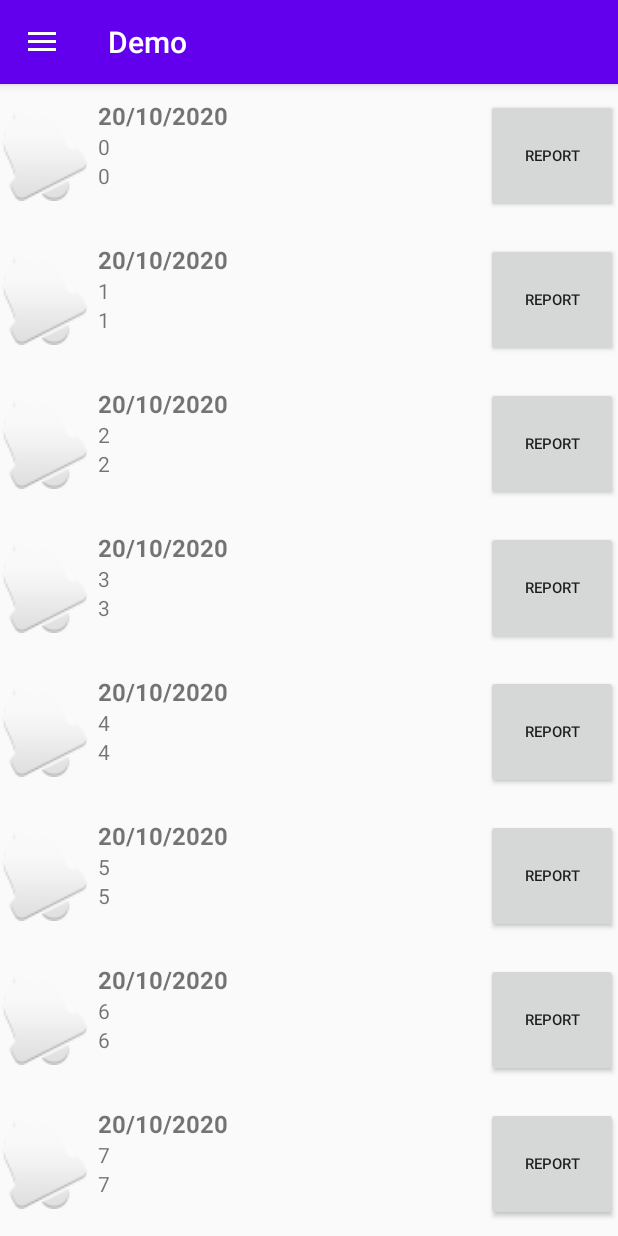
After one commit to ngdthanh2000/smart_food_court_system, an Android app: the fragment ReportFragment placed in its activity, on a phone screen of 412 x 824 dp. The commit adds this screen. Run offline under Robolectric (Android 15) with nearby library versions, the phone set to English and light mode, and no system bars; our stand-ins replace Firebase (no records; nobody signed in at launch, a user with empty details on screens opened directly).

Commit message:
Add UserInfo class, ReportFragment, and (temporary) Recycler View in ReportFragment
Add UserInfo class, ReportFragment, and (temporary) Recycler View in ReportFragment

```diff
--- a/Demo/app/build.gradle
+++ b/Demo/app/build.gradle
@@ -28,11 +28,15 @@ dependencies {
     implementation 'androidx.constraintlayout:constraintlayout:1.1.3'
     implementation 'com.google.firebase:firebase-analytics:17.4.3'
     implementation 'com.google.firebase:firebase-database:19.3.1'
-    implementation 'com.google.android.material:material:1.0.0-rc01'
+    implementation 'com.google.android.material:material:1.3.0-alpha01'
     implementation 'androidx.appcompat:appcompat:1.1.0'
     implementation 'androidx.recyclerview:recyclerview:1.1.0'
     implementation 'com.firebaseui:firebase-ui-database:4.2.1'
     implementation 'com.google.firebase:firebase-storage:19.1.1'
+    implementation 'androidx.appcompat:appcompat:1.0.0'
+    implementation 'androidx.recyclerview:recyclerview:1.0.0'
+    implementation 'com.google.android.material:material:1.0.0'
+    implementation 'com.google.android.material:material:1.1.0'
     testImplementation 'junit:junit:4.12'
     androidTestImplementation 'androidx.test.ext:junit:1.1.1'
     androidTestImplementation 'androidx.test.espresso:espresso-core:3.2.0'
--- /dev/null
+++ b/Demo/app/src/main/java/com/example/demo/DateObject.java
@@ -0,0 +1,37 @@
+package com.example.demo;
+
+public class DateObject {
+    private String date;
+    private int numberOfOrder;
+    private int revenue;
+
+    public DateObject(String date, int numberOfOrder, int revenue) {
+        this.date = date;
+        this.numberOfOrder = numberOfOrder;
+        this.revenue = revenue;
+    }
+
+    public int getNumberOfOrder() {
+        return numberOfOrder;
+    }
+
+    public int getRevenue() {
+        return revenue;
+    }
+
+    public String getDate() {
+        return date;
+    }
+
+    public void setDate(String date) {
+        this.date = date;
+    }
+
+    public void setNumberOfOrder(int numberOfOrder) {
+        this.numberOfOrder = numberOfOrder;
+    }
+
+    public void setRevenue(int revenue) {
+        this.revenue = revenue;
+    }
+}
--- a/Demo/app/src/main/java/com/example/demo/MainActivity.java
+++ b/Demo/app/src/main/java/com/example/demo/MainActivity.java
@@ -2,18 +2,30 @@ package com.example.demo;
 
 import androidx.appcompat.app.AppCompatActivity;
 
+import android.app.Activity;
+import android.app.SharedElementCallback;
 import android.content.Intent;
+import android.content.SharedPreferences;
 import android.os.Bundle;
 import android.view.View;
 import android.widget.Button;
 
+import java.util.ArrayList;
+import java.util.HashSet;
+import java.util.Set;
+
 public class MainActivity extends AppCompatActivity {
     Button btnSignIn;
+
+    private static final String SHARED_PREFS_NAME = "MY_SHARED_PREF";
+    ArrayList<DateObject> objects = new ArrayList<DateObject>();
+
 
     @Override
     protected void onCreate(Bundle savedInstanceState) {
         super.onCreate(savedInstanceState);
         setContentView(R.layout.activity_main);
+
         btnSignIn = (Button)findViewById(R.id.btnSignIn);
 
         btnSignIn.setOnClickListener(new View.OnClickListener() {
--- a/Demo/app/src/main/java/com/example/demo/MainUI.java
+++ b/Demo/app/src/main/java/com/example/demo/MainUI.java
@@ -54,6 +54,9 @@ public class MainUI extends AppCompatActivity implements  NavigationView.OnNavig
             case R.id.nav_staff:
                 getSupportFragmentManager().beginTransaction().replace(R.id.fragment_container, new StaffFragment()).commit();
                 break;
+            case R.id.nav_report:
+                getSupportFragmentManager().beginTransaction().replace(R.id.fragment_container, new ReportFragment()).commit();
+                break;
         }
         drawer.closeDrawer(GravityCompat.START);
         return true;
--- /dev/null
+++ b/Demo/app/src/main/java/com/example/demo/ObjectAdapter.java
@@ -0,0 +1,70 @@
+package com.example.demo;
+
+import android.content.Context;
+import android.view.LayoutInflater;
+import android.view.View;
+import android.view.ViewGroup;
+import android.widget.Button;
+import android.widget.TextView;
+
+import androidx.annotation.NonNull;
+import androidx.recyclerview.widget.RecyclerView;
+
+import java.util.List;
+
+public class ObjectAdapter extends RecyclerView.Adapter<ObjectAdapter.ViewHolder> {
+
+    public class ViewHolder extends RecyclerView.ViewHolder {
+        public TextView textViewDate;
+        public TextView textViewNumberOfOrder;
+        public TextView textViewRevenue;
+        public Button btnReport;
+        public ViewHolder(@NonNull View itemView) {
+            super(itemView);
+
+            textViewDate = (TextView) itemView.findViewById(R.id.textViewDate);
+            textViewNumberOfOrder = (TextView) itemView.findViewById(R.id.textViewNumberOfOrder);
+            textViewRevenue = (TextView) itemView.findViewById(R.id.textViewRevenue);
+            btnReport = (Button) itemView.findViewById(R.id.btnReport);
+        }
+    }
+
+    private List<DateObject> mObjects;
+
+    public ObjectAdapter(List<DateObject> objects) {
+        mObjects = objects;
+    }
+
+    @NonNull
+    @Override
+    public ObjectAdapter.ViewHolder onCreateViewHolder(@NonNull ViewGroup parent, int viewType) {
+        Context context = parent.getContext();
+        LayoutInflater inflater = LayoutInflater.from(context);
+
+        // Inflate the custom layout
+        View objectView = inflater.inflate(R.layout.recycler_item, parent, false);
+
+        // Return a new holder instance
+        ViewHolder viewHolder = new ViewHolder(objectView);
+        return viewHolder;
+    }
+
+    @Override
+    public void onBindViewHolder(@NonNull ObjectAdapter.ViewHolder holder, int position) {
+        DateObject object = mObjects.get(position);
+
+        // Set item views based on your views and data model
+        TextView textView = holder.textViewDate;
+        textView.setText(object.getDate());
+        TextView textView1 = holder.textViewNumberOfOrder;
+        textView1.setText(String.valueOf(object.getNumberOfOrder()));
+        TextView textView2 = holder.textViewRevenue;
+        textView2.setText(String.valueOf(object.getRevenue()));
+        Button button = holder.btnReport;
+    }
+
+    @Override
+    public int getItemCount() {
+        return mObjects.size();
+    }
+}
--- /dev/null
+++ b/Demo/app/src/main/java/com/example/demo/ReportFragment.java
@@ -0,0 +1,135 @@
+package com.example.demo;
+
+import android.content.Context;
+import android.os.Bundle;
+
+import androidx.annotation.NonNull;
+import androidx.fragment.app.Fragment;
+import androidx.recyclerview.widget.LinearLayoutManager;
+import androidx.recyclerview.widget.RecyclerView;
+
+import android.view.LayoutInflater;
+import android.view.View;
+import android.view.ViewGroup;
+import android.widget.LinearLayout;
+import android.widget.TextView;
+import android.widget.Toast;
+
+import com.firebase.ui.database.FirebaseRecyclerAdapter;
+import com.google.firebase.database.DataSnapshot;
+import com.google.firebase.database.DatabaseError;
+import com.google.firebase.database.DatabaseReference;
+import com.google.firebase.database.FirebaseDatabase;
+import com.google.firebase.database.ValueEventListener;
+
+import org.w3c.dom.Text;
+
+import java.sql.Timestamp;
+import java.text.DateFormat;
+import java.text.SimpleDateFormat;
+import java.util.ArrayList;
+import java.util.Date;
+import java.util.List;
+
+/**
+ * A simple {@link Fragment} subclass.
+ * Use the {@link ReportFragment#newInstance} factory method to
+ * create an instance of this fragment.
+ */
+public class ReportFragment extends Fragment {
+
+    // TODO: Rename parameter arguments, choose names that match
+    // the fragment initialization parameters, e.g. ARG_ITEM_NUMBER
+    private static final String ARG_PARAM1 = "param1";
+    private static final String ARG_PARAM2 = "param2";
+
+    // TODO: Rename and change types of parameters
+    private String mParam1;
+    private String mParam2;
+
+    public ReportFragment() {
+        // Required empty public constructor
+    }
+
+    /**
+     * Use this factory method to create a new instance of
+     * this fragment using the provided parameters.
+     *
+     * @param param1 Parameter 1.
+     * @param param2 Parameter 2.
+     * @return A new instance of fragment ReportFragment.
+     */
+    // TODO: Rename and change types and number of parameters
+    public static ReportFragment newInstance(String param1, String param2) {
+        ReportFragment fragment = new ReportFragment();
+        Bundle args = new Bundle();
+        args.putString(ARG_PARAM1, param1);
+        args.putString(ARG_PARAM2, param2);
+        fragment.setArguments(args);
+        return fragment;
+    }
+
+    private UserInfo userInfo;
+    ArrayList<DateObject> objects;
+
+
+    @Override
+    public void onCreate(Bundle savedInstanceState) {
+        super.onCreate(savedInstanceState);
+        if (getArguments() != null) {
+            mParam1 = getArguments().getString(ARG_PARAM1);
+            mParam2 = getArguments().getString(ARG_PARAM2);
+        }
+
+    }
+
+    @Override
+    public View onCreateView(LayoutInflater inflater, ViewGroup container,
+                             Bundle savedInstanceState) {
+        // Inflate the layout for this fragment
+        View view = inflater.inflate(R.layout.activity_recycler_view, container, false);
+
+        RecyclerView recyclerView = (RecyclerView)view.findViewById(R.id.recyclerView);
+
+        objects = new ArrayList<DateObject>();
+        for (int i = 0; i < 10; i++) {
+            objects.add(new DateObject("20/10/2020", i, i));
+        }
+
+
+        ObjectAdapter adapter = new ObjectAdapter(objects);
+
+        recyclerView.setAdapter(adapter);
+
+        recyclerView.setLayoutManager(new LinearLayoutManager(this.getContext()));
+
+        //setTotalOrder(textViewNumberOfOrder, textViewDate, UserInfo.instance.getUserName());
+
+        return view;
+
+    }
+
+    void setTotalOrder(final TextView textViewNo, final TextView textViewDate, String vendorId) {
+
+        final DatabaseReference ref = FirebaseDatabase.getInstance().getReference().child("Vendors").child(vendorId).child("completed_orders");
+        ref.addValueEventListener(new ValueEventListener() {
+            @Override
+            public void onDataChange(@NonNull DataSnapshot snapshot) {
+                for (DataSnapshot data : snapshot.getChildren()) {
+                    String pattern = "dd/MM/yyyy";
+                    DateFormat df = new SimpleDateFormat(pattern);
+                    Date date = (Date) data.child("dated").getValue();
+                    textViewDate.setText("Date: " + df.format(date));
+                    break;
+                }
+
+                textViewNo.setText("Total orders: " + String.valueOf(snapshot.getChildrenCount()));
+            }
+
+            @Override
+            public void onCancelled(@NonNull DatabaseError error) {
+
+            }
+        });
+    }
+}
--- a/Demo/app/src/main/java/com/example/demo/SignIn.java
+++ b/Demo/app/src/main/java/com/example/demo/SignIn.java
@@ -19,10 +19,15 @@ import com.google.firebase.database.DatabaseReference;
 import com.google.firebase.database.FirebaseDatabase;
 import com.google.firebase.database.ValueEventListener;
 
+;
+
 public class SignIn extends AppCompatActivity {
     //EditText editID, editPass;
     Button btnSignIn;
     DatabaseReference ref;
+
+    UserInfo userInfo = new UserInfo();
+
     @Override
     protected void onCreate(Bundle savedInstanceState) {
         super.onCreate(savedInstanceState);
@@ -39,12 +44,13 @@ public class SignIn extends AppCompatActivity {
                 mDialog.setMessage("Please wait...");
                 mDialog.show();
 
-                ref = FirebaseDatabase.getInstance().getReference().child("Admin").child("Vendor Owner");
+                ref = FirebaseDatabase.getInstance().getReference().child("Vendors");
                 ref.addValueEventListener(new ValueEventListener() {
                     @Override
                     public void onDataChange(@NonNull DataSnapshot snapshot) {
                         String inputID = ((EditText)findViewById(R.id.editID)).getText().toString();
                         String inputPass = ((EditText)findViewById(R.id.editPass)).getText().toString();
+                        userInfo.setUserName(inputID);
                         //String dataPass = snapshot.child(inputID).child("password").getValue().toString();
                         if (snapshot.child(inputID).exists()){
                             mDialog.dismiss();
--- /dev/null
+++ b/Demo/app/src/main/java/com/example/demo/UserInfo.java
@@ -0,0 +1,21 @@
+package com.example.demo;
+
+public class UserInfo {
+    public static UserInfo instance;
+
+    String userName;
+
+    public UserInfo() {
+        if (instance == null) {
+            instance = this;
+        }
+    }
+
+    public String getUserName() {
+        return this.userName;
+    }
+
+    public void setUserName(String userName) {
+        this.userName = userName;
+    }
+}
--- /dev/null
+++ b/Demo/app/src/main/res/drawable/ic_baseline_assignment_24.xml
@@ -0,0 +1,10 @@
+<vector xmlns:android="http://schemas.android.com/apk/res/android"
+    android:width="24dp"
+    android:height="24dp"
+    android:viewportWidth="24"
+    android:viewportHeight="24"
+    android:tint="?attr/colorControlNormal">
+  <path
+      android:fillColor="@android:color/white"
+      android:pathData="M19,3h-4.18C14.4,1.84 13.3,1 12,1c-1.3,0 -2.4,0.84 -2.82,2L5,3c-1.1,0 -2,0.9 -2,2v14c0,1.1 0.9,2 2,2h14c1.1,0 2,-0.9 2,-2L21,5c0,-1.1 -0.9,-2 -2,-2zM12,3c0.55,0 1,0.45 1,1s-0.45,1 -1,1 -1,-0.45 -1,-1 0.45,-1 1,-1zM14,17L7,17v-2h7v2zM17,13L7,13v-2h10v2zM17,9L7,9L7,7h10v2z"/>
+</vector>
--- /dev/null
+++ b/Demo/app/src/main/res/layout/activity_recycler_view.xml
@@ -0,0 +1,19 @@
+<?xml version="1.0" encoding="utf-8"?>
+<androidx.constraintlayout.widget.ConstraintLayout
+    xmlns:android="http://schemas.android.com/apk/res/android"
+    xmlns:app="http://schemas.android.com/apk/res-auto"
+    xmlns:tools="http://schemas.android.com/tools"
+    android:layout_width="match_parent"
+    android:layout_height="match_parent"
+    tools:context=".MainActivity">
+
+    <androidx.recyclerview.widget.RecyclerView
+        android:id="@+id/recyclerView"
+        android:layout_width="0dp"
+        android:layout_height="0dp"
+        app:layout_constraintBottom_toBottomOf="parent"
+        app:layout_constraintEnd_toEndOf="parent"
+        app:layout_constraintStart_toStartOf="parent"
+        app:layout_constraintTop_toTopOf="parent" />
+
+</androidx.constraintlayout.widget.ConstraintLayout>
--- /dev/null
+++ b/Demo/app/src/main/res/layout/fragment_report.xml
@@ -0,0 +1,10 @@
+<?xml version="1.0" encoding="utf-8"?>
+<RelativeLayout xmlns:android="http://schemas.android.com/apk/res/android"
+    xmlns:tools="http://schemas.android.com/tools"
+    android:layout_width="match_parent"
+    android:layout_height="match_parent"
+    tools:context=".ReportFragment">
+
+    <!-- TODO: Update blank fragment layout -->
+
+</RelativeLayout>
--- /dev/null
+++ b/Demo/app/src/main/res/layout/recycler_item.xml
@@ -0,0 +1,64 @@
+<?xml version="1.0" encoding="utf-8"?>
+<LinearLayout
+    xmlns:android="http://schemas.android.com/apk/res/android"
+    android:orientation="horizontal"
+    android:layout_width="match_parent"
+    android:layout_height="wrap_content"
+    android:paddingTop="10dp"
+    android:paddingBottom="10dp"
+    >
+
+    <ImageView
+        android:layout_width="60dp"
+        android:layout_height="76dp"
+        android:src="@android:drawable/ic_popup_reminder" />
+
+
+    <LinearLayout
+        android:orientation="vertical"
+        android:layout_width="0dp"
+
+        android:paddingLeft="5dp"
+        android:layout_weight="1"
+        android:layout_height="match_parent">
+
+        <TextView
+            android:id="@+id/textViewDate"
+            android:layout_width="match_parent"
+            android:layout_height="wrap_content"
+
+            android:textStyle="bold"
+            android:textSize="16sp"
+            android:text="dsafdsfdsfasf"
+            />
+
+
+        <TextView
+            android:id="@+id/textViewNumberOfOrder"
+            android:layout_width="match_parent"
+            android:layout_height="wrap_content"
+
+            android:textSize="14sp"
+            android:text="dsafdsfdsfasf"
+
+
+            />
+        <TextView
+            android:id="@+id/textViewRevenue"
+            android:layout_width="match_parent"
+            android:layout_height="wrap_content"
+            android:textSize="14sp"
+            android:text="dsfadsfdsf"
+
+            />
+    </LinearLayout>
+
+    <Button
+        android:id="@+id/btnReport"
+        android:layout_width="wrap_content"
+        android:layout_height="76dp"
+        android:paddingLeft="16dp"
+        android:paddingRight="16dp"
+        android:text="REPORT"
+        android:textSize="10sp" />
+</LinearLayout>
--- a/Demo/app/src/main/res/menu/drawer_menu.xml
+++ b/Demo/app/src/main/res/menu/drawer_menu.xml
@@ -13,6 +13,12 @@
             android:id="@+id/nav_staff"
             android:icon="@drawable/ic_baseline_people_alt_24"
             android:title="Staff" />
+
+        <item
+            android:id="@+id/nav_report"
+            android:icon="@drawable/ic_baseline_assignment_24"
+            android:title="Report" />
+
     </group>
 
 </menu>
--- a/Demo/app/src/main/res/values/strings.xml
+++ b/Demo/app/src/main/res/values/strings.xml
@@ -6,4 +6,6 @@
     <string name="password">Password</string>
     <string name="navigation_drawer_open">Open navigation drawer</string>
     <string name="navigation_drawer_close">Close navigation drawer</string>
+    <!-- TODO: Remove or change this placeholder text -->
+    <string name="hello_blank_fragment">Hello blank fragment</string>
 </resources>
```
